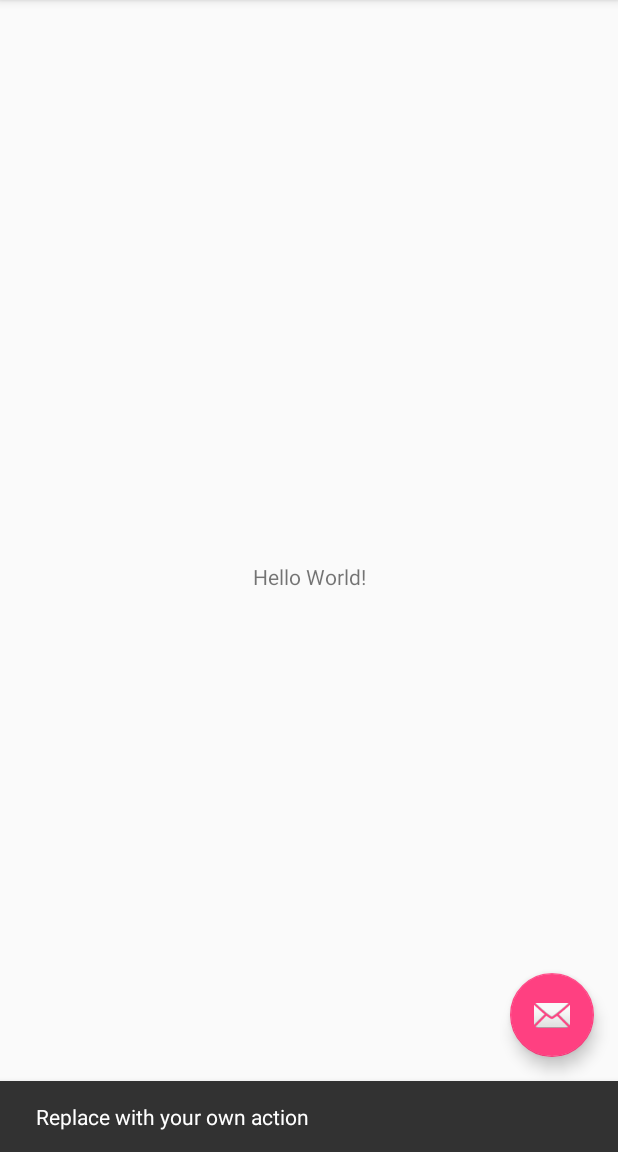
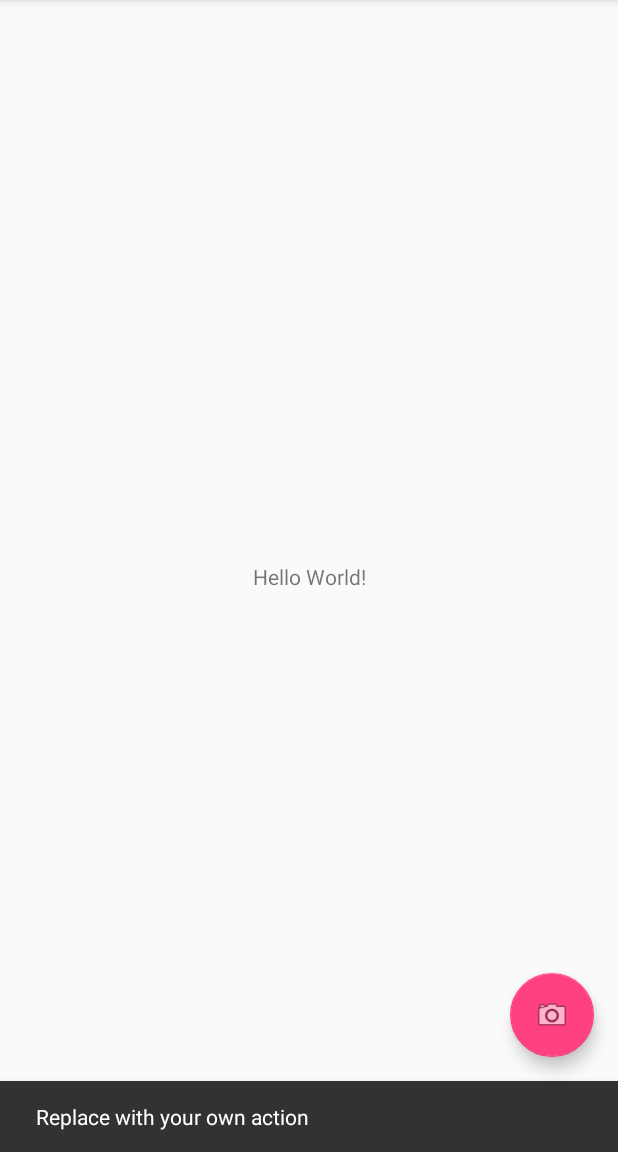
Before and after one commit to BE-PROJECTS2018/GroupNo51-SeeFood, an Android app: the screen it shows after launch (MainActivity), after a tap on an icon or button, on a phone screen of 412 x 824 dp, the part 84-1236 px from its top. Run offline under Robolectric (Android 15) with nearby library versions, the phone set to English and light mode, and no system bars; 2 statements that could not run were skipped.

Commit message:
Fab icon updated in MainActivity

```diff
--- a/app/src/main/res/layout/activity_main.xml
+++ b/app/src/main/res/layout/activity_main.xml
@@ -28,6 +28,6 @@
         android:layout_height="wrap_content"
         android:layout_gravity="bottom|end"
         android:layout_margin="@dimen/fab_margin"
-        app:srcCompat="@android:drawable/ic_dialog_email" />
+        app:srcCompat="@android:drawable/ic_menu_camera" />
 
 </android.support.design.widget.CoordinatorLayout>
```
